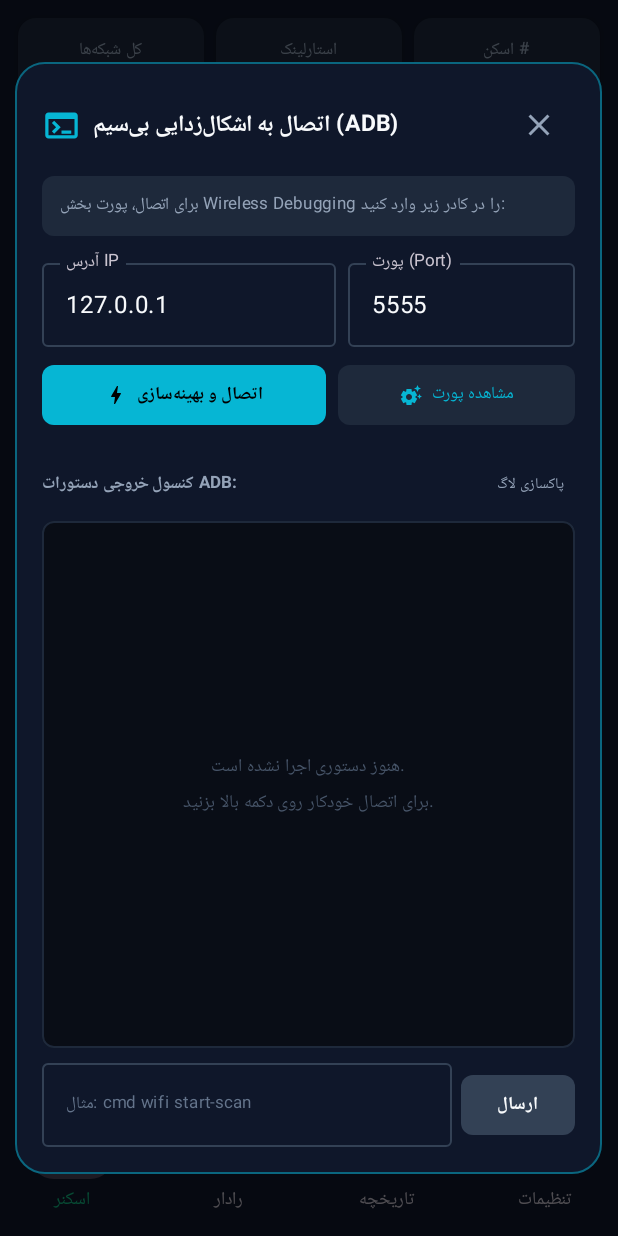
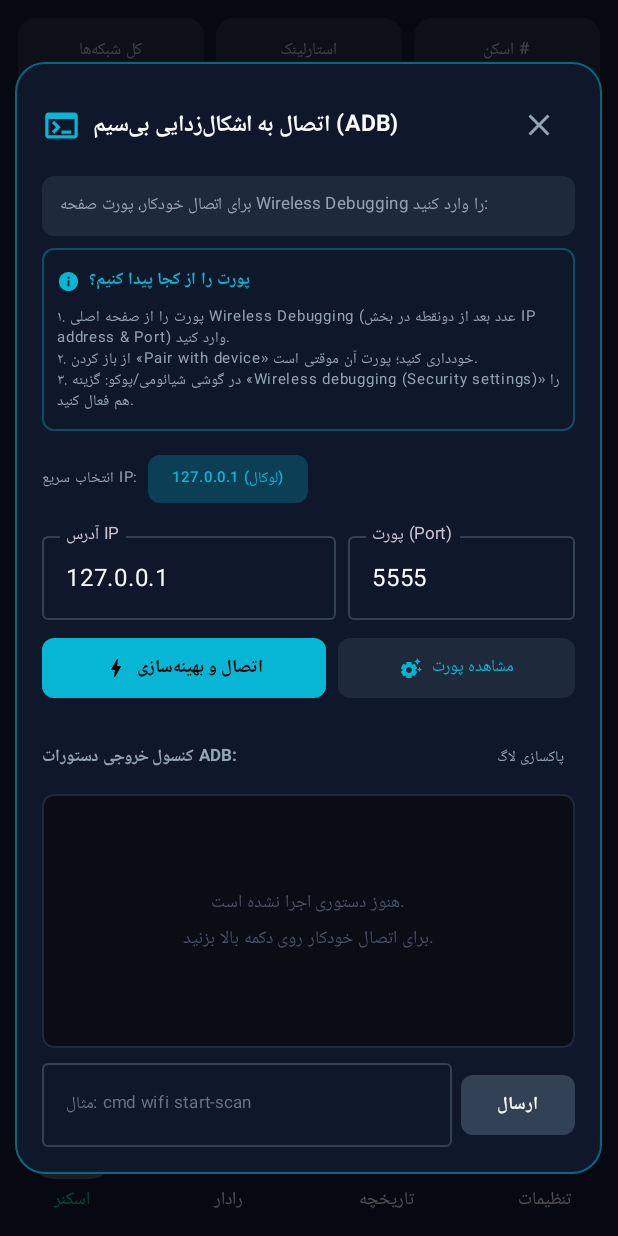
Before and after one commit to samaelleo/starlink-scanner, an Android app built with Jetpack Compose: the screen it shows after launch (MainActivity), after a tap on "اسکن استاندارد (محدود به ۴ اسکن در ۲ دقی", on a phone screen of 412 x 824 dp. Run offline under Robolectric (Android 15) with nearby library versions, the phone set to English and light mode, and no system bars; our stand-ins replace Room's generated code.

Commit message:
v1.0.9: Fix RSA adbkey ENOENT in Android, add guide & quick IP presets for Wireless Debugging

```diff
--- a/android_project/app/build.gradle.kts
+++ b/android_project/app/build.gradle.kts
@@ -12,8 +12,8 @@ android {
         applicationId = "com.starlinks.scanner"
         minSdk = 26
         targetSdk = 34
-        versionCode = 8
-        versionName = "1.0.8"
+        versionCode = 9
+        versionName = "1.0.9"
 
         testInstrumentationRunner = "androidx.test.runner.AndroidJUnitRunner"
         vectorDrawables {
--- a/android_project/app/src/main/java/com/starlinks/scanner/service/ShellStatusHelper.kt
+++ b/android_project/app/src/main/java/com/starlinks/scanner/service/ShellStatusHelper.kt
@@ -124,4 +124,28 @@ object ShellStatusHelper {
         clipboard.setPrimaryClip(clip)
         Toast.makeText(context, "دستور در حافظه کپی شد", Toast.LENGTH_SHORT).show()
     }
+
+    /**
+     * دریافت آی‌پی وای‌فای محلی دستگاه
+     */
+    fun getLocalWifiIpAddress(): String? {
+        return try {
+            val interfaces = java.util.Collections.list(java.net.NetworkInterface.getNetworkInterfaces())
+            for (intf in interfaces) {
+                if (!intf.isUp || intf.isLoopback) continue
+                val addrs = java.util.Collections.list(intf.inetAddresses)
+                for (addr in addrs) {
+                    if (!addr.isLoopbackAddress && addr is java.net.Inet4Address) {
+                        val ip = addr.hostAddress ?: continue
+                        if (ip.startsWith("192.168.") || ip.startsWith("10.") || ip.startsWith("172.")) {
+                            return ip
+                        }
+                    }
+                }
+            }
+            null
+        } catch (e: Exception) {
+            null
+        }
+    }
 }
--- a/android_project/app/src/main/java/com/starlinks/scanner/ui/screens/AdbConnectDialog.kt
+++ b/android_project/app/src/main/java/com/starlinks/scanner/ui/screens/AdbConnectDialog.kt
@@ -40,6 +40,7 @@ fun AdbConnectDialog(onDismiss: () -> Unit) {
     var hostInput by remember { mutableStateOf(AdbConnectionManager.lastHost) }
     var portInput by remember { mutableStateOf(AdbConnectionManager.lastPort.toString()) }
     var customCommand by remember { mutableStateOf("") }
+    val detectedWifiIp = remember { ShellStatusHelper.getLocalWifiIpAddress() }
 
     val listState = rememberLazyListState()
 
@@ -189,7 +190,7 @@ fun AdbConnectDialog(onDismiss: () -> Unit) {
                             modifier = Modifier.fillMaxWidth()
                         ) {
                             Text(
-                                text = "برای اتصال، پورت بخش Wireless Debugging را در کادر زیر وارد کنید:",
+                                text = "برای اتصال خودکار، پورت صفحه Wireless Debugging را وارد کنید:",
                                 color = StarlinkTextSecondary,
                                 fontSize = 11.sp,
                                 modifier = Modifier.padding(horizontal = 12.dp, vertical = 8.dp)
@@ -198,7 +199,70 @@ fun AdbConnectDialog(onDismiss: () -> Unit) {
                     }
                 }
 
-                Spacer(modifier = Modifier.height(10.dp))
+                Spacer(modifier = Modifier.height(8.dp))
+
+                // Guide Banner
+                Surface(
+                    color = Color(0xFF0F172A),
+                    shape = RoundedCornerShape(8.dp),
+                    border = BorderStroke(1.dp, StarlinkCyan.copy(alpha = 0.35f)),
+                    modifier = Modifier.fillMaxWidth()
+                ) {
+                    Column(modifier = Modifier.padding(10.dp)) {
+                        Row(verticalAlignment = Alignment.CenterVertically) {
+                            Icon(Icons.Default.Info, contentDescription = null, tint = StarlinkCyan, modifier = Modifier.size(15.dp))
+                            Spacer(modifier = Modifier.width(6.dp))
+                            Text(
+                                text = "پورت را از کجا پیدا کنیم؟",
+                                color = StarlinkCyan,
+                                fontSize = 11.sp,
+                                fontWeight = FontWeight.Bold
+                            )
+                        }
+                        Spacer(modifier = Modifier.height(4.dp))
+                        Text(
+                            text = "۱. پورت را از صفحه اصلی Wireless Debugging (عدد بعد از دو‌نقطه در بخش IP address & Port) وارد کنید.\n" +
+                                   "۲. از باز کردن «Pair with device» خودداری کنید؛ پورت آن موقتی است.\n" +
+                                   "۳. در گوشی شیائومی/پوکو: گزینه «Wireless debugging (Security settings)» را هم فعال کنید.",
+                            color = StarlinkTextSecondary,
+                            fontSize = 10.sp,
+                            lineHeight = 14.sp
+                        )
+                    }
+                }
+
+                Spacer(modifier = Modifier.height(8.dp))
+
+                // Quick IP Selector Chips
+                Row(
+                    modifier = Modifier.fillMaxWidth(),
+                    horizontalArrangement = Arrangement.spacedBy(6.dp),
+                    verticalAlignment = Alignment.CenterVertically
+                ) {
+                    Text("انتخاب سریع IP:", color = StarlinkTextSecondary, fontSize = 10.sp)
+                    FilterChip(
+                        selected = hostInput == "127.0.0.1",
+                        onClick = { hostInput = "127.0.0.1" },
+                        label = { Text("127.0.0.1 (لوکال)", fontSize = 10.sp) },
+                        colors = FilterChipDefaults.filterChipColors(
+                            selectedContainerColor = StarlinkCyan.copy(alpha = 0.25f),
+                            selectedLabelColor = StarlinkCyan
+                        )
+                    )
+                    if (detectedWifiIp != null && detectedWifiIp != "127.0.0.1") {
+                        FilterChip(
+                            selected = hostInput == detectedWifiIp,
+                            onClick = { hostInput = detectedWifiIp },
+                            label = { Text("$detectedWifiIp (وای‌فای)", fontSize = 10.sp) },
+                            colors = FilterChipDefaults.filterChipColors(
+                                selectedContainerColor = StarlinkCyan.copy(alpha = 0.25f),
+                                selectedLabelColor = StarlinkCyan
+                            )
+                        )
+                    }
+                }
+
+                Spacer(modifier = Modifier.height(6.dp))
 
                 // Input Fields (IP & Port)
                 Row(
```
Also changed, not shown: android_project/app/src/main/java/com/starlinks/scanner/service/AdbConnectionManager.kt (+21 -15 lines), 2 other files.
